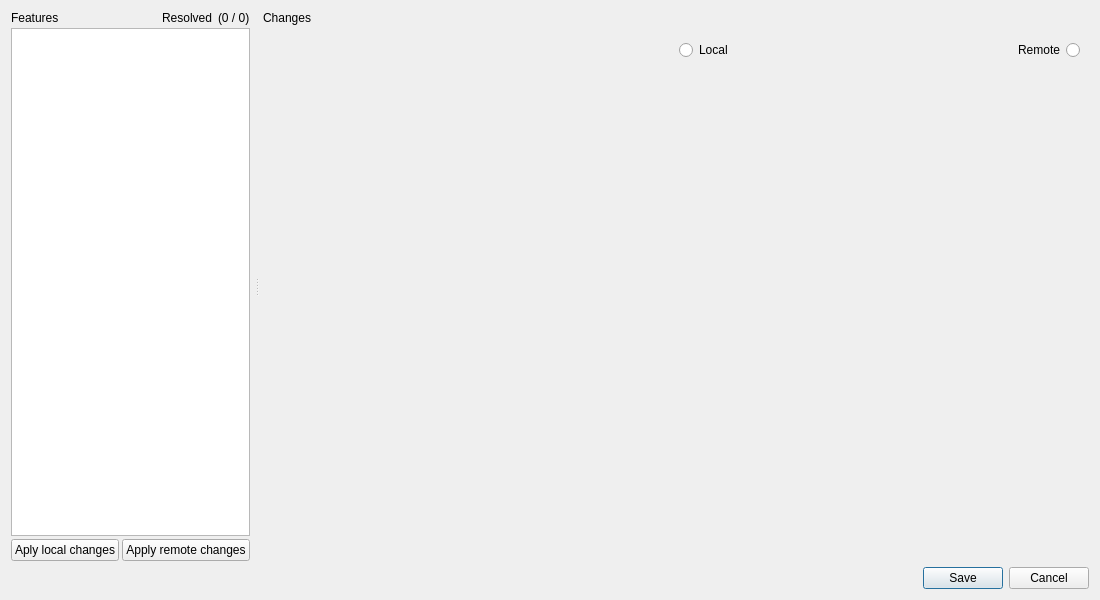
Above: src/nextgis_connect/detached_editing/conflicts/ui/resolving_dialog_base.ui from nextgis/nextgis_connect before the change. Below: the same form after it.
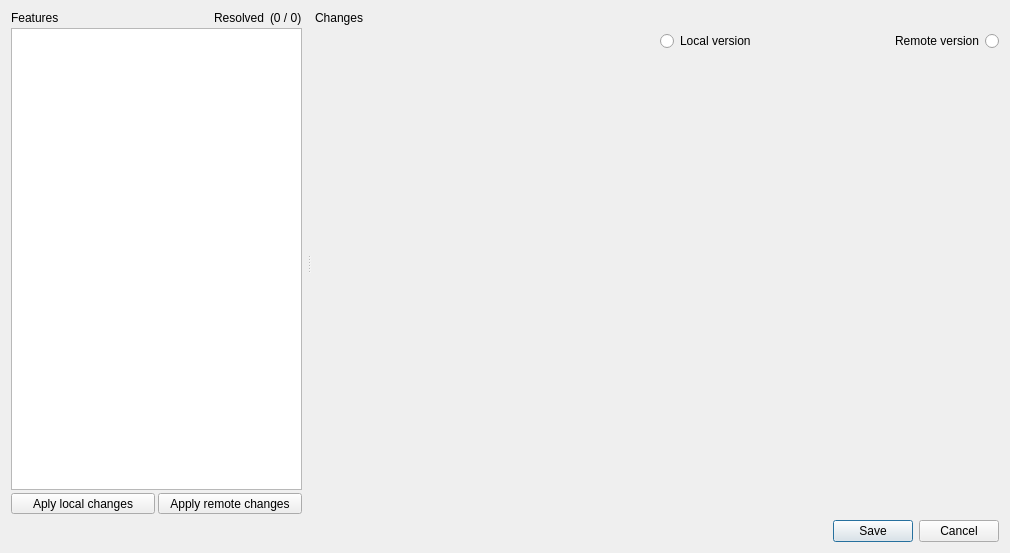
That is the form after the change. The open tabs and pages were chosen to show the change.

Diff of the .ui file:
```diff
--- a/src/nextgis_connect/detached_editing/conflicts/ui/resolving_dialog_base.ui
+++ b/src/nextgis_connect/detached_editing/conflicts/ui/resolving_dialog_base.ui
@@ -6,8 +6,8 @@
    <rect>
     <x>0</x>
     <y>0</y>
-    <width>1100</width>
-    <height>600</height>
+    <width>1010</width>
+    <height>553</height>
    </rect>
   </property>
   <property name="windowTitle">
@@ -49,7 +49,7 @@
         <widget class="QWidget" name="left_side" native="true">
          <property name="sizePolicy">
           <sizepolicy hsizetype="Preferred" vsizetype="Preferred">
-           <horstretch>1</horstretch>
+           <horstretch>2</horstretch>
            <verstretch>0</verstretch>
           </sizepolicy>
          </property>
@@ -139,17 +139,35 @@
              <number>0</number>
             </property>
             <item>
-             <widget class="QPushButton" name="apply_local_button">
+             <widget class="QToolButton" name="apply_local_button">
+              <property name="sizePolicy">
+               <sizepolicy hsizetype="Preferred" vsizetype="Fixed">
+                <horstretch>0</horstretch>
+                <verstretch>0</verstretch>
+               </sizepolicy>
+              </property>
               <property name="text">
                <string>Aply local changes</string>
               </property>
+              <property name="toolButtonStyle">
+               <enum>Qt::ToolButtonTextBesideIcon</enum>
+              </property>
              </widget>
             </item>
             <item>
-             <widget class="QPushButton" name="apply_remote_button">
+             <widget class="QToolButton" name="apply_remote_button">
+              <property name="sizePolicy">
+               <sizepolicy hsizetype="Preferred" vsizetype="Fixed">
+                <horstretch>0</horstretch>
+                <verstretch>0</verstretch>
+               </sizepolicy>
+              </property>
               <property name="text">
                <string>Apply remote changes</string>
               </property>
+              <property name="toolButtonStyle">
+               <enum>Qt::ToolButtonTextBesideIcon</enum>
+              </property>
              </widget>
             </item>
            </layout>
@@ -159,7 +177,7 @@
         <widget class="QWidget" name="right_side" native="true">
          <property name="sizePolicy">
           <sizepolicy hsizetype="Expanding" vsizetype="Preferred">
-           <horstretch>4</horstretch>
+           <horstretch>5</horstretch>
            <verstretch>0</verstretch>
           </sizepolicy>
          </property>
@@ -423,8 +441,8 @@
                   <rect>
                    <x>0</x>
                    <y>0</y>
-                   <width>178</width>
-                   <height>40</height>
+                   <width>683</width>
+                   <height>475</height>
                   </rect>
                  </property>
                  <layout class="QVBoxLayout" name="verticalLayout_9">
@@ -443,10 +461,28 @@
                   <item>
                    <widget class="QWidget" name="update_delete_widget" native="true">
                     <layout class="QGridLayout" name="update_delete_widget_2">
+                     <property name="leftMargin">
+                      <number>0</number>
+                     </property>
+                     <property name="topMargin">
+                      <number>0</number>
+                     </property>
+                     <property name="rightMargin">
+                      <number>0</number>
+                     </property>
+                     <property name="bottomMargin">
+                      <number>0</number>
+                     </property>
                      <item row="0" column="2">
                       <widget class="QRadioButton" name="update_delete_local_radiobutton">
+                       <property name="sizePolicy">
+                        <sizepolicy hsizetype="Minimum" vsizetype="Preferred">
+                         <horstretch>0</horstretch>
+                         <verstretch>0</verstretch>
+                        </sizepolicy>
+                       </property>
                        <property name="text">
-                        <string>Local</string>
+                        <string>Local version</string>
                        </property>
                       </widget>
                      </item>
@@ -462,11 +498,17 @@
                      </item>
                      <item row="0" column="3">
                       <widget class="QRadioButton" name="update_delete_remote_radiobutton">
+                       <property name="sizePolicy">
+                        <sizepolicy hsizetype="Minimum" vsizetype="Preferred">
+                         <horstretch>0</horstretch>
+                         <verstretch>0</verstretch>
+                        </sizepolicy>
+                       </property>
                        <property name="layoutDirection">
                         <enum>Qt::RightToLeft</enum>
                        </property>
                        <property name="text">
-                        <string>Remote</string>
+                        <string>Remote version</string>
                        </property>
                       </widget>
                      </item>
```
Left out of the diff: 49 changed lines with no effect on the pictures.
